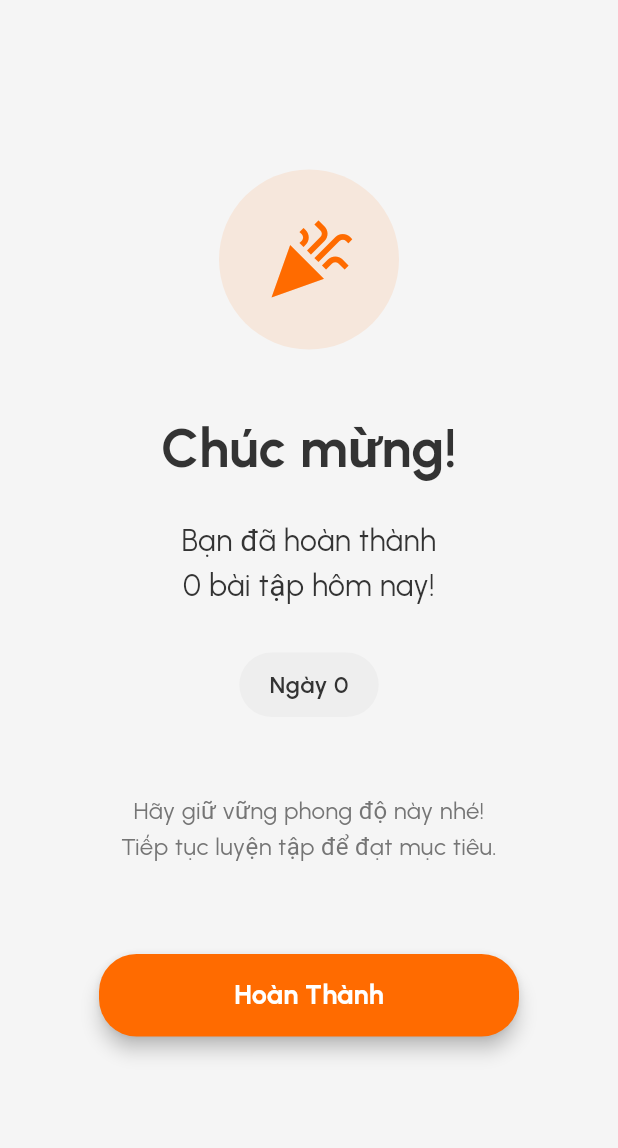
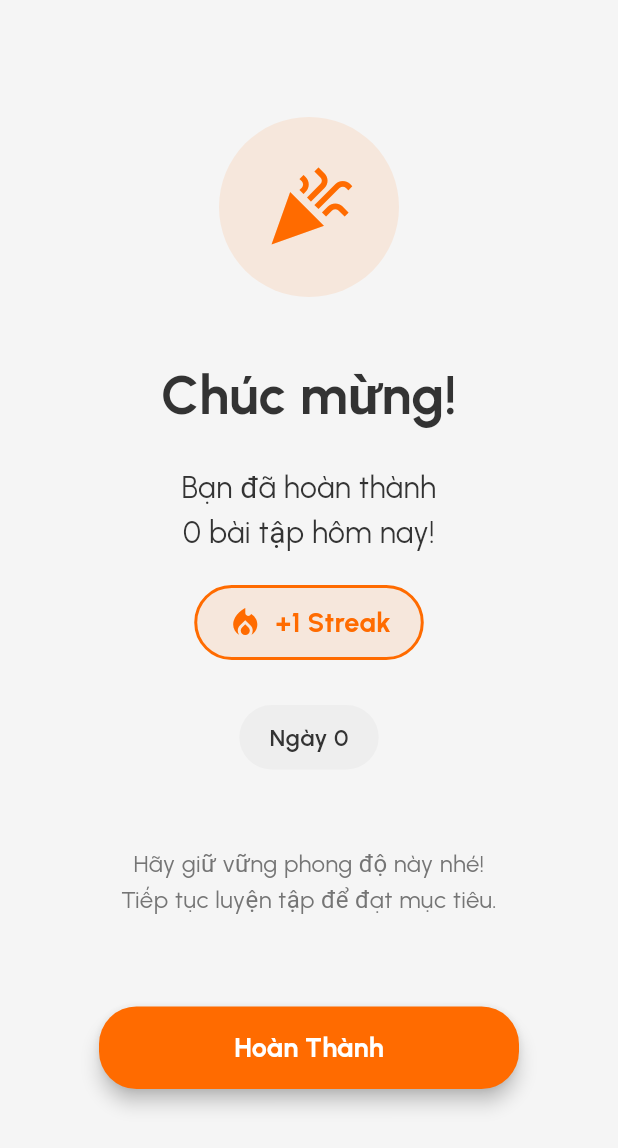
Before and after one commit to dung1233/APP_Pj4, a Flutter app: the Restb screen opened directly with empty values, on a phone screen of 412 x 824 dp. Shown: the top 1148 px of the screen. Run offline on Flutter 3.47's test engine with Material 3 defaults, Android fonts, the phone set to English and light mode, and no system bars; our stand-ins replace cached_network_image, camera, community_material_icon, dio, firebase_auth, flutter_map and 16 more; missing offline and left inert: agora_rtc_engine, firebase_ui_auth, flutter_3d_controller, flutter_paypal_payment, flutter_stripe, google_mlkit_pose_detection; accounts and stored records are empty; generated files the repository leaves out were written again.

Commit message:
cập nhập

```diff
--- a/lib/screens/Train/restb.dart
+++ b/lib/screens/Train/restb.dart
@@ -111,6 +111,37 @@ class _RestbState extends State<Restb> {
                   color: secondaryColor,
                   fontSize: 20,
                   height: 1.5,
+                ),
+              ),
+              const SizedBox(height: 20),
+
+              // Streak point display
+              Container(
+                padding:
+                    const EdgeInsets.symmetric(horizontal: 20, vertical: 10),
+                decoration: BoxDecoration(
+                  color: primaryColor.withOpacity(0.1),
+                  borderRadius: BorderRadius.circular(25),
+                  border: Border.all(color: primaryColor, width: 2),
+                ),
+                child: Row(
+                  mainAxisSize: MainAxisSize.min,
+                  children: [
+                    Icon(
+                      Icons.local_fire_department,
+                      color: primaryColor,
+                      size: 24,
+                    ),
+                    const SizedBox(width: 8),
+                    Text(
+                      '+1 Streak',
+                      style: GoogleFonts.urbanist(
+                        color: primaryColor,
+                        fontWeight: FontWeight.bold,
+                        fontSize: 18,
+                      ),
+                    ),
+                  ],
                 ),
               ),
               const SizedBox(height: 30),
```
